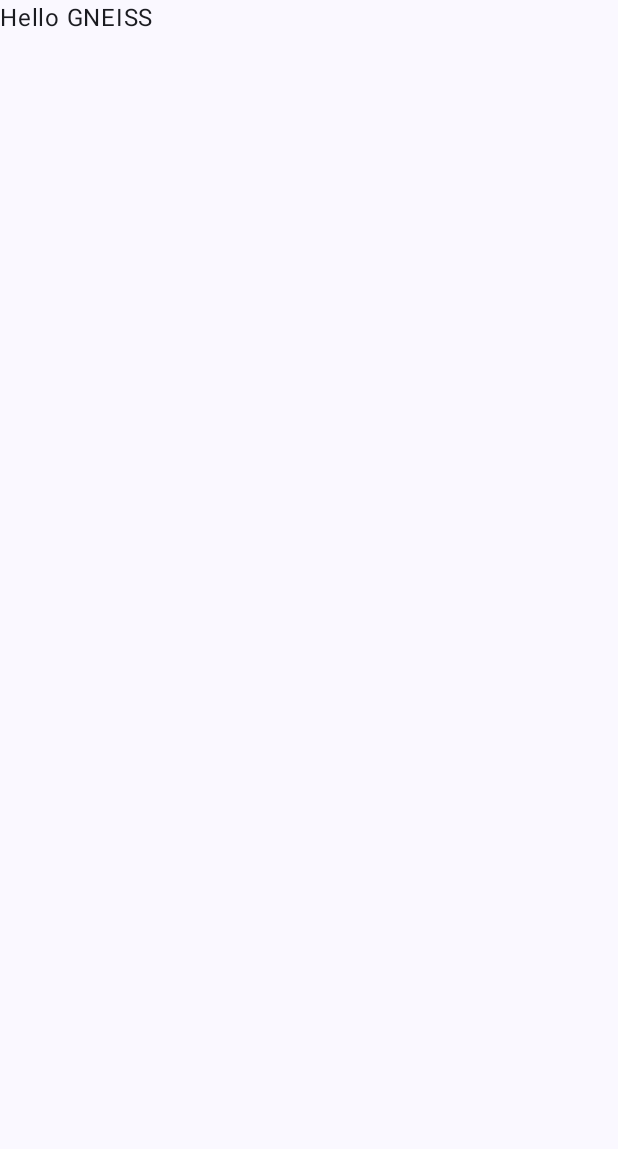
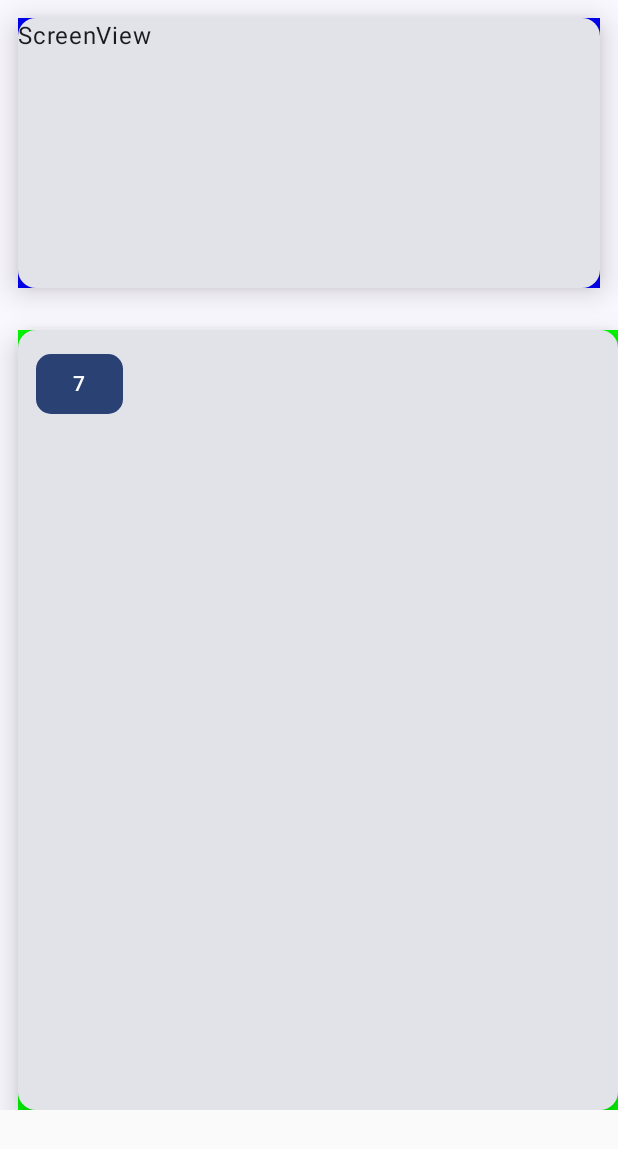
Before and after one commit to gnsgns6/CalcNow, an Android app built with Jetpack Compose: the screen it shows after launch (MainActivity), on a phone screen of 412 x 824 dp. Before the commit the part shown is almost empty. Shown: the top 1149 px of the screen. Run offline under Robolectric (Android 15) with nearby library versions, the phone set to English and light mode, and no system bars.

Commit message:
Amend Buttons

```diff
--- a/app/src/main/java/com/geniusback/calcnow/MainActivity.kt
+++ b/app/src/main/java/com/geniusback/calcnow/MainActivity.kt
@@ -1,15 +1,36 @@
 package com.geniusback.calcnow
 
+import android.icu.text.ListFormatter.Width
 import android.os.Bundle
 import androidx.activity.ComponentActivity
 import androidx.activity.compose.setContent
+import androidx.compose.foundation.background
+import androidx.compose.foundation.horizontalScroll
+import androidx.compose.foundation.layout.Column
+import androidx.compose.foundation.layout.Row
 import androidx.compose.foundation.layout.fillMaxSize
+import androidx.compose.foundation.layout.fillMaxWidth
+import androidx.compose.foundation.layout.padding
+import androidx.compose.foundation.layout.size
+import androidx.compose.foundation.rememberScrollState
+import androidx.compose.foundation.shape.CircleShape
+import androidx.compose.foundation.shape.RoundedCornerShape
+import androidx.compose.material3.Button
+import androidx.compose.material3.Card
+import androidx.compose.material3.CardDefaults
+import androidx.compose.material3.CardElevation
+import androidx.compose.material3.ElevatedCard
 import androidx.compose.material3.MaterialTheme
+import androidx.compose.material3.Shapes
 import androidx.compose.material3.Surface
 import androidx.compose.material3.Text
 import androidx.compose.runtime.Composable
 import androidx.compose.ui.Modifier
+import androidx.compose.ui.graphics.Color
+import androidx.compose.ui.graphics.RectangleShape
+import androidx.compose.ui.text.style.TextAlign
 import androidx.compose.ui.tooling.preview.Preview
+import androidx.compose.ui.unit.dp
 import com.geniusback.calcnow.ui.theme.CalcNowTheme
 
 class MainActivity : ComponentActivity()
@@ -23,11 +44,14 @@ class MainActivity : ComponentActivity()
             CalcNowTheme {
                 // A surface container using the 'background' color from the theme
                 Surface(
-                    modifier = Modifier.fillMaxSize(),
-                    color = MaterialTheme.colorScheme.background
+                    modifier = Modifier
+                        .fillMaxWidth()
+                        .horizontalScroll(state = rememberScrollState())
                 ) {
-                    val a = Calc("GNSGNS");
-                    CalcView(a.calcName("GNEISS"))
+                    ScreenView()
+                    KeyView()
+                    val a = Calc("LEGACY")
+//                    CalcView(a.calcName("GNEISS"))
                 }
 
             }
@@ -43,11 +67,51 @@ fun CalcView(name2:String){
         text="Hello $name2"
     )
 }
+@Composable
+fun ScreenView(){
+    Card(
+        modifier = Modifier
+            .padding(12.dp)
+            .background(color = Color.Blue)
+            .size(height = 180.dp, width = 220.dp),
+        elevation= CardDefaults.cardElevation(defaultElevation = 12.dp))
+    { Text(text = "ScreenView") }
+}
+@Composable
+fun KeyView(){
+    Card(
+        modifier = Modifier
+            .padding(12.dp, top = 220.dp)
+            .background(color = Color.Green)
+            .size(height = 520.dp, width = 220.dp),
+        elevation= CardDefaults.cardElevation(defaultElevation = 12.dp))
+    {
+        Row {
+            Button(onClick = { /*TODO*/ } ,modifier=Modifier
+                    .padding(12.dp), shape = RoundedCornerShape(10.dp))
+            {
+                Text(text = "7")
+            }
 
-@Preview(showBackground = true)
-@Composable
-fun GreetingPreview() {
-    CalcNowTheme {
-        CalcView("Android")
+        }
     }
 }
+//@Preview(showSystemUi = true, showBackground = true)
+//@Composable
+//fun GreetingPreview() {
+//    CalcNowTheme {
+//        CalcView("Android")
+//    }
+//}
+//@Composable
+//fun ScreenViewPreview() {
+//    CalcNowTheme {
+//        ScreenView()
+//    }
+//}
+//@Composable
+//fun KeyViewPreview(){
+//    CalcNowTheme {
+//        KeyView()
+//    }
+//}
```
